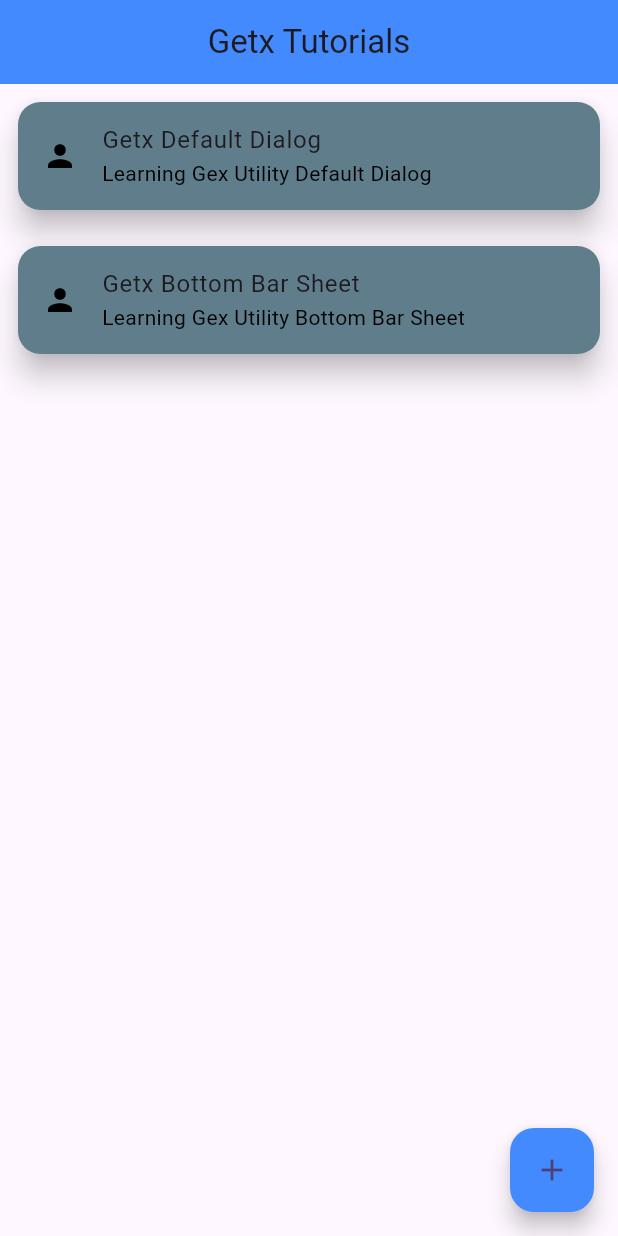
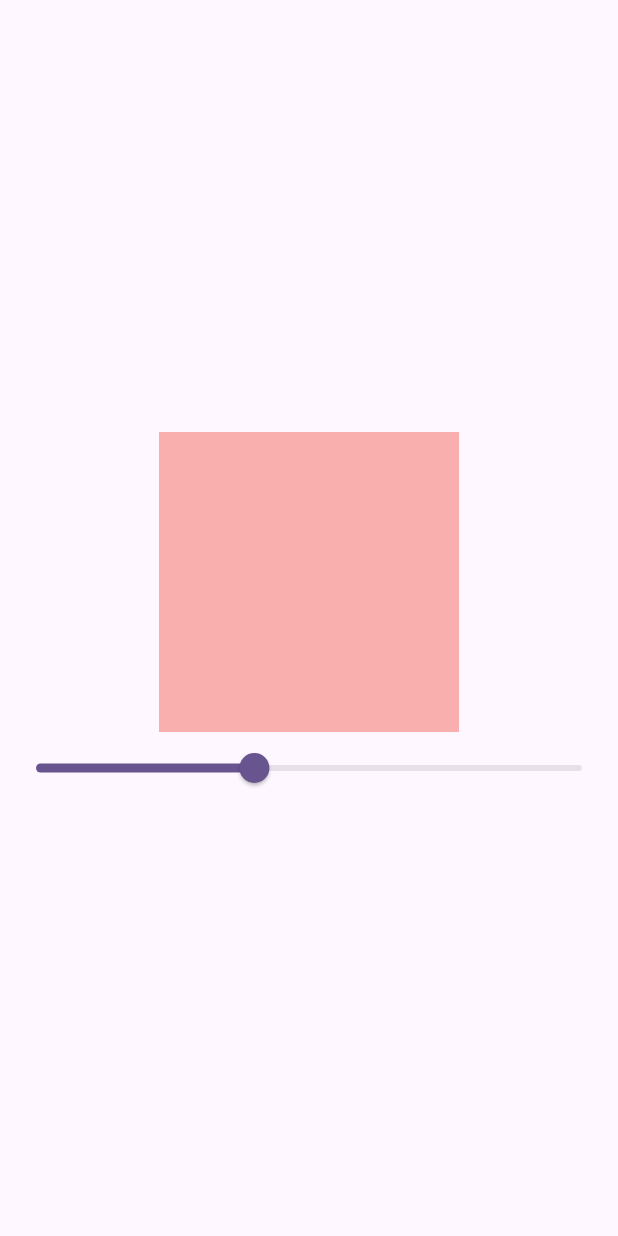
Before and after one commit to AliBukhariDev/Getx_State_Managment_Flutter, a Flutter app: the screen it shows after launch, on a phone screen of 412 x 824 dp. Run offline on Flutter 3.47's test engine with Material 3 defaults, Android fonts, the phone set to English and light mode, and no system bars; our stand-ins replace get.

Commit message:
Implement two examples of Getx

```diff
--- /dev/null
+++ b/lib/getx_state_management/getx_opacity_example/getx_opacity_class.dart
@@ -0,0 +1,37 @@
+import 'package:flutter/material.dart';
+import 'package:flutter/widgets.dart';
+import 'package:get/get.dart';
+import 'package:getx_tutorials_material/getx_state_management/getx_opacity_example/getx_opacity_controller.dart';
+
+class GetxOpacityClass extends StatefulWidget {
+  const GetxOpacityClass({super.key});
+
+  @override
+  State<GetxOpacityClass> createState() => _GetxOpacityClassState();
+}
+
+class _GetxOpacityClassState extends State<GetxOpacityClass> {
+  final GetxOpacityController controller = Get.put(GetxOpacityController());
+
+  @override
+  Widget build(BuildContext context) {
+    return Scaffold(
+      body: Column(
+        crossAxisAlignment: CrossAxisAlignment.center,
+        mainAxisAlignment: MainAxisAlignment.center,
+        children: [
+          Obx(() => Container(
+                height: 200,
+                width: 200,
+                color: Colors.red.withOpacity(controller.opacity.value),
+              )),
+          Obx(() => Slider(
+              value: controller.opacity.value,
+              onChanged: (value) {
+                controller.changeOpacity(value);
+              }))
+        ],
+      ),
+    );
+  }
+}
--- /dev/null
+++ b/lib/getx_state_management/getx_opacity_example/getx_opacity_controller.dart
@@ -0,0 +1,9 @@
+import 'package:get/get.dart';
+
+class GetxOpacityController extends GetxController {
+  RxDouble opacity = .4.obs;
+
+  changeOpacity(value) {
+    opacity.value = value;
+  }
+}
--- a/lib/getx_utilities_change_themes_bottom_sheet.dart
+++ b/lib/getx_utilities/getx_utilities_change_themes_bottom_sheet.dart
@@ -1,16 +1,15 @@
 import 'package:flutter/material.dart';
 import 'package:get/get.dart';
-
 //This class includes some of the getx utilities such as bottom bar and how
 // we can easily change the theme with getx, and also Snack Bar with getx
-class HomeScreen extends StatefulWidget {
-  const HomeScreen({super.key});
+class GetxUtilities extends StatefulWidget {
+  const GetxUtilities({super.key});
 
   @override
-  State<HomeScreen> createState() => _HomeScreenState();
+  State<GetxUtilities> createState() => _GetxUtilitiesState();
 }
 
-class _HomeScreenState extends State<HomeScreen> {
+class _GetxUtilitiesState extends State<GetxUtilities> {
   @override
   Widget build(BuildContext context) {
     return Scaffold(
@@ -106,6 +105,13 @@ class _HomeScreenState extends State<HomeScreen> {
                   },
                 )),
           ),
+          ElevatedButton(
+              onPressed: () {
+                Get.toNamed('/getx_navigation', arguments: ['Ali', 'Bukhari']);
+                // Get.to(const GetxNavigation());
+                //Navigator.push(context,MaterialPageRoute(builder: (context) => const GetxNavigation()));
+              },
+              child: const Text('New Screen'))
         ],
       ),
       floatingActionButton: FloatingActionButton(
--- /dev/null
+++ b/lib/getx_utilities/languages.dart
@@ -0,0 +1,12 @@
+import 'package:get/get.dart';
+
+class Languages extends Translations {
+  @override
+  Map<String, Map<String, String>> get keys => {
+        'en_US': {
+          'message': 'What is your name?',
+          'name': 'Muhammad Ali Bukhari'
+        },
+        'ur_PK': {'message': 'آپ کا نام کیا ہے؟', 'name': 'محمد علی بخاری'}
+      };
+}
--- a/lib/main.dart
+++ b/lib/main.dart
@@ -1,6 +1,14 @@
 import 'package:flutter/material.dart';
 import 'package:get/get.dart';
-import 'package:getx_tutorials_material/getx_utilities_change_themes_bottom_sheet.dart';
+import 'package:getx_tutorials_material/getx_state_management/getx_counter_example/counter_class.dart';
+import 'package:getx_tutorials_material/getx_state_management/getx_counter_example/counter_controller.dart';
+import 'package:getx_tutorials_material/getx_utilities/getx_navigation_and_routes.dart';
+import 'package:getx_tutorials_material/getx_utilities/getx_utilities_change_themes_bottom_sheet.dart';
+import 'package:getx_tutorials_material/getx_utilities/languages.dart';
+
+import 'getx_state_management/getx_opacity_example/getx_opacity_class.dart';
+import 'getx_utilities/getx_height_width.dart';
+import 'getx_utilities/getx_localization_app_languages.dart';
 
 void main() {
   runApp(const MyApp());
@@ -15,12 +23,24 @@ class MyApp extends StatelessWidget {
     return GetMaterialApp(
       debugShowCheckedModeBanner: false,
       title: 'Flutter Demo',
+      locale: const Locale('en', 'US'),
+      //This set the default language for your app.
+      fallbackLocale: const Locale('en', 'US'),
+      translations: Languages(),
       darkTheme: ThemeData(primaryColor: Colors.black45),
       theme: ThemeData(
         colorScheme: ColorScheme.fromSeed(seedColor: Colors.deepPurple),
         useMaterial3: true,
       ),
-      home: const HomeScreen(),
+      //This is get pages for you app
+      getPages: [
+        // GetPage(name: '/', page: () => const GetxUtilities()),
+        // GetPage(name: '/', page: () => const CounterClass()),
+        GetPage(name: '/', page: () => const GetxOpacityClass()),
+        GetPage(name: '/getx_navigation', page: () => const GetxNavigation()),
+        GetPage(name: '/getx_height', page: () => const GetxHeightAndWidth()),
+        GetPage(name: '/getx_languages', page: () => const AppLanguages())
+      ],
     );
   }
 }
--- a/pubspec.yaml
+++ b/pubspec.yaml
@@ -36,6 +36,7 @@ dependencies:
   # Use with the CupertinoIcons class for iOS style icons.
   cupertino_icons: ^1.0.6
   get: ^4.6.6
+  get_storage: ^2.1.1
 
 dev_dependencies:
   flutter_test:
```
Also changed, not shown: lib/getx_state_management/getx_counter_example/counter_class.dart (added, +41 -0 lines), lib/getx_state_management/getx_counter_example/counter_controller.dart (added, +13 -0 lines), lib/getx_utilities/getx_height_width.dart (added, +34 -0 lines), lib/getx_utilities/getx_localization_app_languages.dart (added, +44 -0 lines), lib/getx_utilities/getx_navigation_and_routes.dart (added, +51 -0 lines), pubspec.lock, 2 other files.
